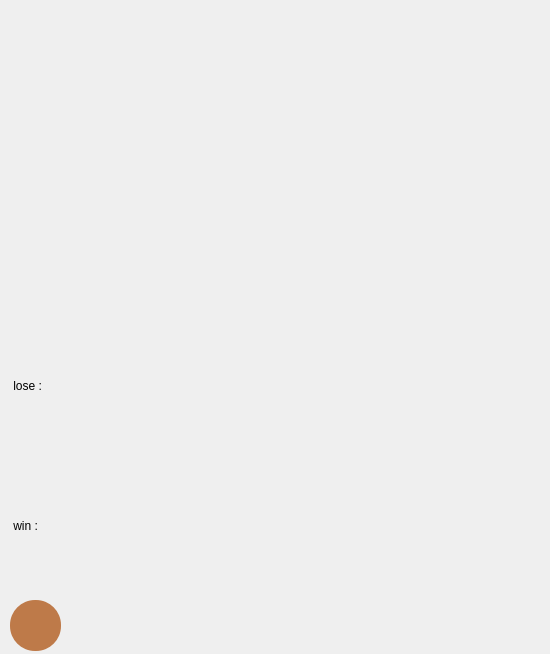
Old version of the form SkullKing/history.ui in the repository faezehghiasi/SkullKing_Game.
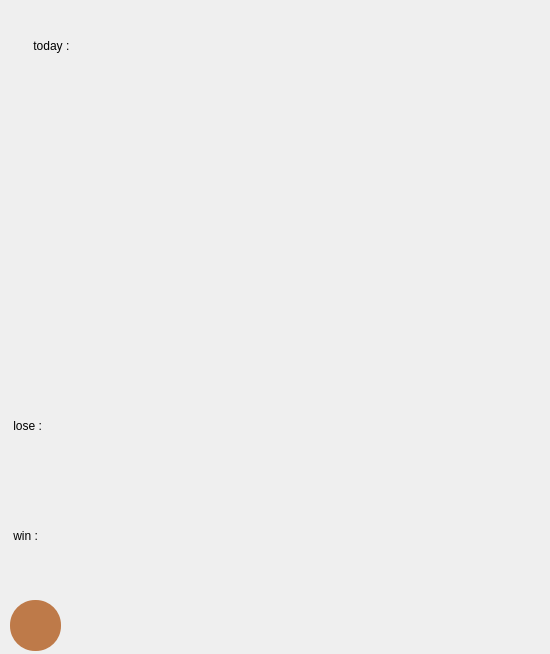
New version of the form. Icons and pictures are not drawn.

Diff of the .ui file:
```diff
--- a/SkullKing/history.ui
+++ b/SkullKing/history.ui
@@ -34,7 +34,7 @@
     <property name="geometry">
      <rect>
       <x>10</x>
-      <y>500</y>
+      <y>510</y>
       <width>131</width>
       <height>51</height>
      </rect>
@@ -51,7 +51,7 @@
     <property name="geometry">
      <rect>
       <x>10</x>
-      <y>350</y>
+      <y>390</y>
       <width>141</width>
       <height>71</height>
      </rect>
@@ -128,8 +128,8 @@
    <widget class="QLabel" name="skelet">
     <property name="geometry">
      <rect>
-      <x>0</x>
-      <y>-10</y>
+      <x>-10</x>
+      <y>90</y>
       <width>161</width>
       <height>201</height>
      </rect>
@@ -144,10 +144,10 @@
    <widget class="QLabel" name="skelet_2">
     <property name="geometry">
      <rect>
-      <x>260</x>
+      <x>290</x>
       <y>-20</y>
-      <width>291</width>
-      <height>381</height>
+      <width>261</width>
+      <height>341</height>
      </rect>
     </property>
     <property name="styleSheet">
@@ -161,7 +161,7 @@
     <property name="geometry">
      <rect>
       <x>0</x>
-      <y>90</y>
+      <y>160</y>
       <width>161</width>
       <height>201</height>
      </rect>
@@ -177,7 +177,7 @@
     <property name="geometry">
      <rect>
       <x>370</x>
-      <y>450</y>
+      <y>470</y>
       <width>151</width>
       <height>141</height>
      </rect>
@@ -192,8 +192,8 @@
    <widget class="QLabel" name="skelet_5">
     <property name="geometry">
      <rect>
-      <x>90</x>
-      <y>50</y>
+      <x>70</x>
+      <y>100</y>
       <width>161</width>
       <height>201</height>
      </rect>
@@ -209,7 +209,7 @@
     <property name="geometry">
      <rect>
       <x>370</x>
-      <y>290</y>
+      <y>320</y>
       <width>161</width>
       <height>201</height>
      </rect>
@@ -252,6 +252,39 @@
      <string/>
     </property>
    </widget>
+   <widget class="QLabel" name="label">
+    <property name="geometry">
+     <rect>
+      <x>30</x>
+      <y>10</y>
+      <width>161</width>
+      <height>71</height>
+     </rect>
+    </property>
+    <property name="styleSheet">
+     <string notr="true">font: 18pt &quot;Snap ITC&quot;;
+color: rgb(0, 0, 0);</string>
+    </property>
+    <property name="text">
+     <string> today :</string>
+    </property>
+   </widget>
+   <widget class="QTextBrowser" name="today">
+    <property name="geometry">
+     <rect>
+      <x>150</x>
+      <y>30</y>
+      <width>201</width>
+      <height>71</height>
+     </rect>
+    </property>
+    <property name="styleSheet">
+     <string notr="true">background-color: rgba(0,0,0,0);
+border:none;
+font: 14pt &quot;Snap ITC&quot;;
+color: rgb(0, 0, 0);</string>
+    </property>
+   </widget>
    <zorder>widget</zorder>
    <zorder>background</zorder>
    <zorder>label_2</zorder>
```
Left out of the diff: 24 changed lines with no effect on the pictures.
